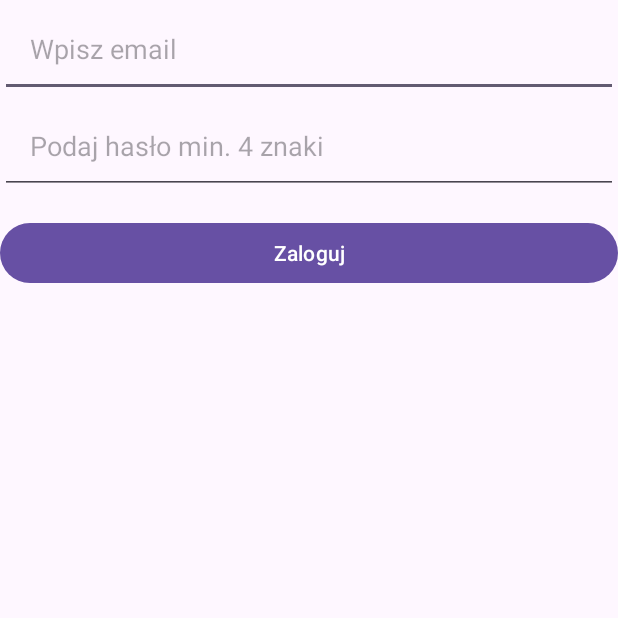
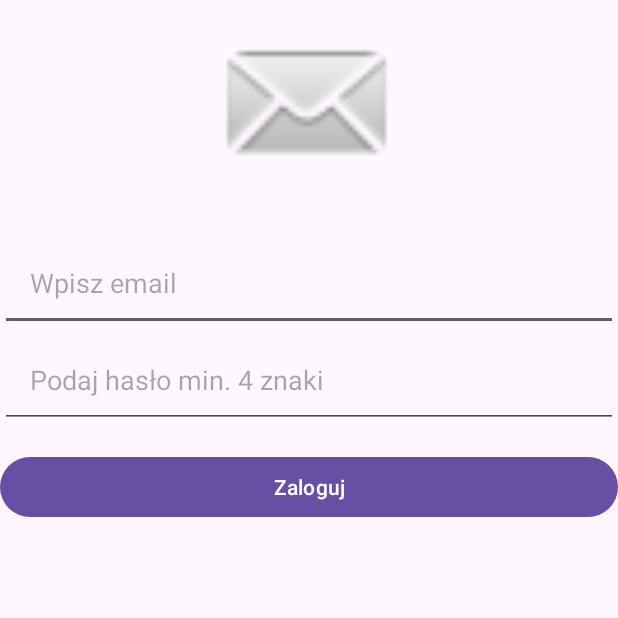
Before and after one commit to dev-com2020/Hello_1_mobile_android, an Android app: the CzwartaAktywnosc screen opened directly, with no data from a screen before it, on a phone screen of 412 x 824 dp, the top half of it. Run offline under Robolectric (Android 15) with nearby library versions, the phone set to English and light mode, and no system bars.

Commit message:
kolejne dodatki 2

```diff
--- a/app/src/main/AndroidManifest.xml
+++ b/app/src/main/AndroidManifest.xml
@@ -12,6 +12,9 @@
         android:supportsRtl="true"
         android:theme="@style/Theme.Hello_1"
         tools:targetApi="31">
+        <activity
+            android:name=".OstatniaAktywnosc"
+            android:exported="false" />
         <activity
             android:name=".CzwartaAktywnosc"
             android:exported="false" />
--- a/app/src/main/java/com/example/hello_1/CzwartaAktywnosc.java
+++ b/app/src/main/java/com/example/hello_1/CzwartaAktywnosc.java
@@ -34,6 +34,8 @@ public class CzwartaAktywnosc extends AppCompatActivity {
         textView6 = findViewById(R.id.textView6);
         textView7 = findViewById(R.id.textView7);
         button8 = findViewById(R.id.button8);
+
+        loadLogoFragment();
 
         button8.setOnClickListener(new View.OnClickListener() {
             @Override
@@ -78,4 +80,11 @@ public class CzwartaAktywnosc extends AppCompatActivity {
             return insets;
         });
     }
+
+    private void loadLogoFragment() {
+        LogoFragment logoFragment = new LogoFragment();
+        getSupportFragmentManager().beginTransaction()
+                .replace(R.id.fragmentContainer, logoFragment)
+                .commit();
+    }
 }
--- /dev/null
+++ b/app/src/main/java/com/example/hello_1/LogoFragment.java
@@ -0,0 +1,19 @@
+package com.example.hello_1;
+
+import android.os.Bundle;
+import android.view.LayoutInflater;
+import android.view.View;
+import android.view.ViewGroup;
+
+import androidx.annotation.NonNull;
+import androidx.annotation.Nullable;
+import androidx.fragment.app.Fragment;
+
+public class LogoFragment extends Fragment {
+    @Nullable
+    @Override
+    public View onCreateView(@NonNull LayoutInflater inflater, @Nullable ViewGroup container,
+                             @Nullable Bundle savedInstanceState) {
+        return inflater.inflate(R.layout.fragment_logo, container, false);
+    }
+}
--- a/app/src/main/res/layout/activity_czwarta_aktywnosc.xml
+++ b/app/src/main/res/layout/activity_czwarta_aktywnosc.xml
@@ -9,6 +9,11 @@
     android:padding="20dp"
     tools:context=".CzwartaAktywnosc">
 
+    <FrameLayout
+        android:id="@+id/fragmentContainer"
+        android:layout_width="match_parent"
+        android:layout_height="wrap_content"/>
+
     <EditText
         android:id="@+id/editTextTextEmailAddress"
         android:layout_width="match_parent"
@@ -16,6 +21,7 @@
         android:ems="10"
         android:hint="Wpisz email"
         android:inputType="textEmailAddress"
+        android:layout_marginTop="16dp"
         android:padding="20dp" />
 
     <TextView
--- /dev/null
+++ b/app/src/main/res/layout/fragment_logo.xml
@@ -0,0 +1,14 @@
+<?xml version="1.0" encoding="utf-8"?>
+<FrameLayout xmlns:android="http://schemas.android.com/apk/res/android"
+    xmlns:app="http://schemas.android.com/apk/res-auto"
+    android:layout_width="match_parent"
+    android:layout_height="wrap_content">
+
+
+    <ImageView
+        android:id="@+id/imageView"
+        android:layout_width="140dp"
+        android:layout_height="140dp"
+        android:layout_gravity="center"
+        app:srcCompat="@android:drawable/sym_action_email" />
+</FrameLayout>
```
Also changed, not shown: app/src/main/java/com/example/hello_1/OstatniaAktywnosc.java (added, +24 -0 lines), app/src/main/res/layout/activity_ostatnia_aktywnosc.xml (added, +49 -0 lines).
